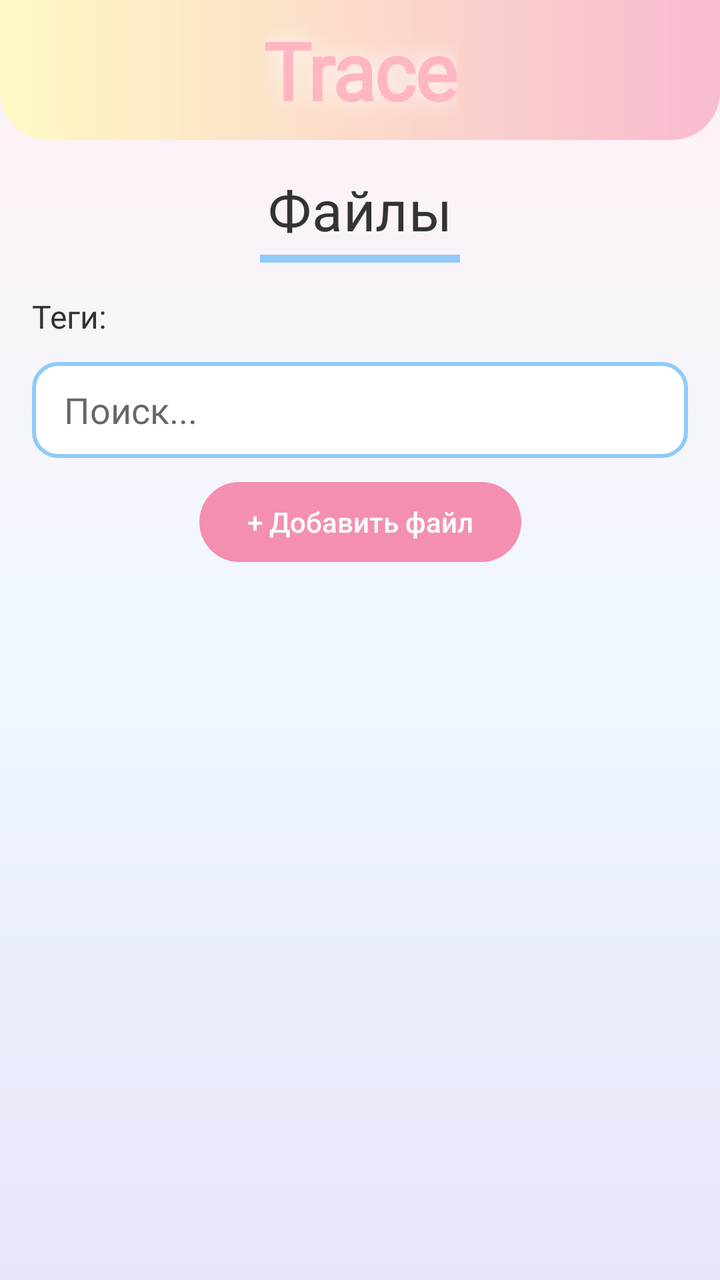
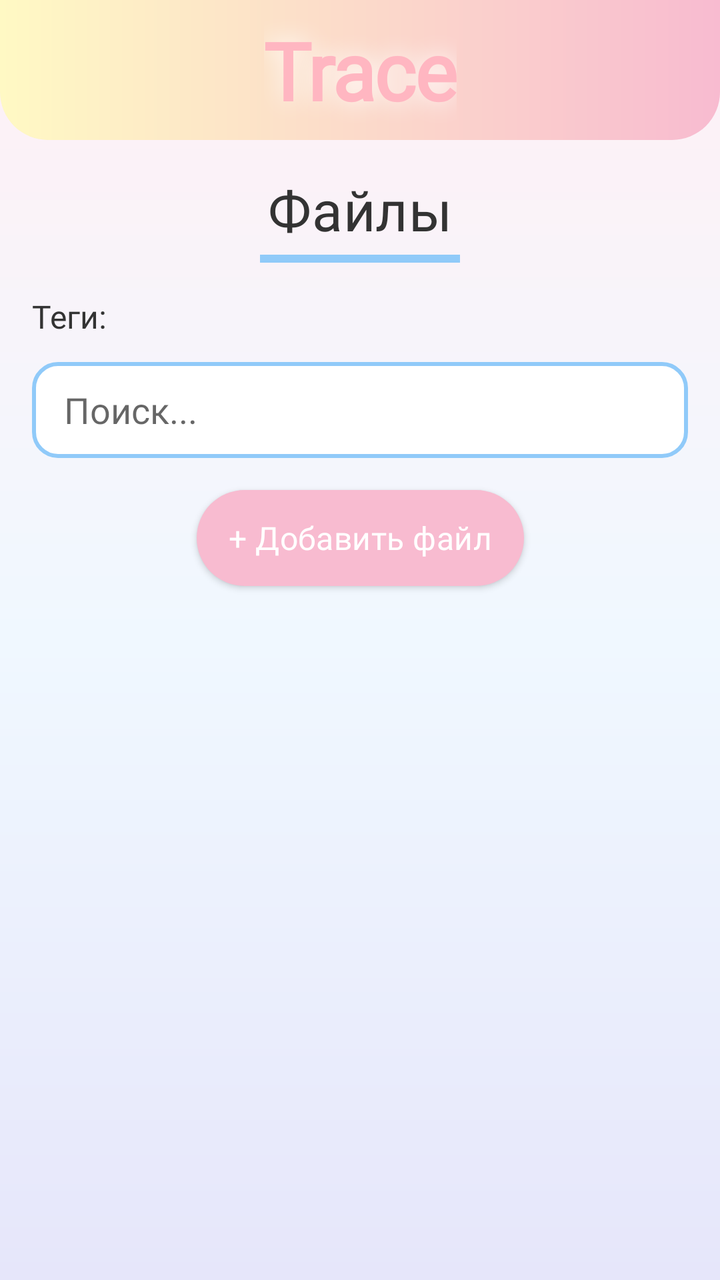

An Android layout rendered at two revisions. The XML below is the earlier revision; the diff shows what the commit changed to produce the second picture.
<!-- AndroidManifest.xml: application theme Theme.Trace -->
<!-- res/layout/fragment_files.xml -->
<?xml version="1.0" encoding="utf-8"?>
<androidx.constraintlayout.widget.ConstraintLayout
    xmlns:android="http://schemas.android.com/apk/res/android"
    xmlns:app="http://schemas.android.com/apk/res-auto"
    xmlns:tools="http://schemas.android.com/tools"
    android:layout_width="match_parent"
    android:layout_height="match_parent"
    android:background="@drawable/bg_main_gradient">

    
    <View
        android:id="@+id/headerBackground"
        android:layout_width="match_parent"
        android:layout_height="70dp"
        android:background="@drawable/bg_top_gradient"
        app:layout_constraintTop_toTopOf="parent" />

    <TextView
        android:id="@+id/tvLogo"
        android:layout_width="wrap_content"
        android:layout_height="wrap_content"
        android:text="Trace"
        android:textSize="40sp"
        android:textStyle="bold"
        android:textAppearance="@style/TextAppearance.Trace.Logo"
        android:shadowColor="#FFFFFF"
        android:shadowRadius="30"
        app:layout_constraintTop_toTopOf="@id/headerBackground"
        app:layout_constraintBottom_toBottomOf="@id/headerBackground"
        app:layout_constraintStart_toStartOf="parent"
        app:layout_constraintEnd_toEndOf="parent" />

    
    <TextView
        android:id="@+id/tvTitle"
        android:layout_width="wrap_content"
        android:layout_height="wrap_content"
        android:layout_marginTop="16dp"
        android:text="Файлы"
        android:textSize="28sp"
        android:textAppearance="@style/TextAppearance.Trace.Title"
        app:layout_constraintTop_toBottomOf="@id/headerBackground"
        app:layout_constraintStart_toStartOf="parent"
        app:layout_constraintEnd_toEndOf="parent" />

    <View
        android:id="@+id/titleDivider"
        android:layout_width="100dp"
        android:layout_height="4dp"
        android:layout_marginTop="4dp"
        android:background="#90CAF9"
        app:layout_constraintTop_toBottomOf="@id/tvTitle"
        app:layout_constraintStart_toStartOf="parent"
        app:layout_constraintEnd_toEndOf="parent" />

    
    <TextView
        android:id="@+id/tvTagsLabel"
        android:layout_width="wrap_content"
        android:layout_height="wrap_content"
        android:layout_marginStart="16dp"
        android:layout_marginTop="16dp"
        android:text="Теги:"
        android:textColor="#333333"
        android:textSize="16sp"
        android:fontFamily="@font/comfortaa_semibold"
        app:layout_constraintTop_toBottomOf="@id/titleDivider"
        app:layout_constraintStart_toStartOf="parent" />

    <com.google.android.material.chip.ChipGroup
        android:id="@+id/chipGroupFilters"
        android:layout_width="0dp"
        android:layout_height="wrap_content"
        android:layout_marginStart="8dp"
        android:layout_marginEnd="16dp"
        app:chipSpacingHorizontal="4dp"
        app:layout_constraintTop_toTopOf="@id/tvTagsLabel"
        app:layout_constraintBottom_toBottomOf="@id/tvTagsLabel"
        app:layout_constraintStart_toEndOf="@id/tvTagsLabel"
        app:layout_constraintEnd_toEndOf="parent" />

    
    <androidx.appcompat.widget.AppCompatEditText
        android:id="@+id/etSearch"
        android:layout_width="match_parent"
        android:layout_height="48dp"
        android:layout_marginHorizontal="16dp"
        android:layout_marginTop="12dp"
        android:background="@drawable/bg_input_field"
        android:fontFamily="@font/comfortaa_semibold"
        android:hint="Поиск..."
        android:paddingHorizontal="16dp"
        android:singleLine="true"
        app:layout_constraintTop_toBottomOf="@id/tvTagsLabel" />

    
    <androidx.appcompat.widget.AppCompatButton
        android:id="@+id/btnAddFile"
        android:layout_width="wrap_content"
        android:layout_height="40dp"
        android:layout_marginTop="12dp"
        android:background="@drawable/bg_button_pink"
        android:minHeight="0dp"
        android:minWidth="0dp"
        android:paddingHorizontal="24dp"
        android:stateListAnimator="@null"
        android:text="+ Добавить файл"
        android:textAllCaps="false"
        android:textColor="#FFFFFF"
        android:textSize="14sp"
        app:layout_constraintTop_toBottomOf="@id/etSearch"
        app:layout_constraintStart_toStartOf="parent"
        app:layout_constraintEnd_toEndOf="parent" />

    
    <androidx.recyclerview.widget.RecyclerView
        android:id="@+id/rvFiles"
        android:layout_width="match_parent"
        android:layout_height="0dp"
        android:layout_marginTop="16dp"
        android:paddingHorizontal="12dp"
        android:clipToPadding="false"
        app:layoutManager="androidx.recyclerview.widget.GridLayoutManager"
        app:spanCount="2"
        app:layout_constraintTop_toBottomOf="@id/btnAddFile"
        app:layout_constraintBottom_toBottomOf="parent"
        tools:listitem="@layout/item_file_card" />

</androidx.constraintlayout.widget.ConstraintLayout>
<!-- res/layout/item_file_card.xml (included above) -->
<?xml version="1.0" encoding="utf-8"?>
<androidx.cardview.widget.CardView
    xmlns:android="http://schemas.android.com/apk/res/android"
    xmlns:app="http://schemas.android.com/apk/res-auto"
    android:layout_width="90dp"
    android:layout_height="110dp"
    android:layout_margin="6dp"
    app:cardBackgroundColor="#FFFFFF"
    app:cardCornerRadius="8dp"
    app:cardElevation="2dp"
    app:strokeColor="#F48FB1"
    app:strokeWidth="2dp">

    <androidx.constraintlayout.widget.ConstraintLayout
    android:layout_width="match_parent"
    android:layout_height="match_parent"
    android:padding="8dp">


<View
    android:id="@+id/ivFilePreview"
    android:layout_width="50dp"
    android:layout_height="50dp"
    android:background="#E0E0E0"
    app:layout_constraintTop_toTopOf="parent"
    app:layout_constraintStart_toStartOf="parent"
    app:layout_constraintEnd_toEndOf="parent" />


<TextView
    android:id="@+id/tvFileName"
    android:layout_width="wrap_content"
    android:layout_height="wrap_content"
    android:layout_marginTop="6dp"
    android:text="кот"
    android:textAppearance="@style/TextAppearance.Trace.Body"
    android:textSize="12sp"
    android:textStyle="bold"
    android:textColor="#333333"
    app:layout_constraintTop_toBottomOf="@id/ivFilePreview"
    app:layout_constraintStart_toStartOf="parent"
    app:layout_constraintEnd_toEndOf="parent" />


<TextView
    android:id="@+id/tvMore"
    android:layout_width="wrap_content"
    android:layout_height="wrap_content"
    android:layout_marginTop="2dp"
    android:text="подробнее..."
    android:textSize="10sp"
    android:textColor="#9E9E9E"
    android:fontFamily="@font/comfortaa_semibold"
    app:layout_constraintTop_toBottomOf="@id/tvFileName"
    app:layout_constraintStart_toStartOf="parent"
    app:layout_constraintEnd_toEndOf="parent" />

</androidx.constraintlayout.widget.ConstraintLayout>
    </androidx.cardview.widget.CardView>
<!-- resources referenced by this layout -->
<resources>
  <!-- drawable bg_button_pink (drawable) -->
  <?xml version="1.0" encoding="utf-8"?>
  <shape xmlns:android="http://schemas.android.com/apk/res/android" android:shape="rectangle">
      <solid android:color="#F48FB1" />
      <corners android:radius="24dp" />
  </shape>
  <!-- drawable bg_input_field (drawable) -->
  <?xml version="1.0" encoding="utf-8"?>
  <shape xmlns:android="http://schemas.android.com/apk/res/android" android:shape="rectangle">
      <solid android:color="#FFFFFF" />
      <stroke android:width="2dp" android:color="#90CAF9" />
      <corners android:radius="12dp" />
  </shape>
  <!-- drawable bg_main_gradient (drawable) -->
  <?xml version="1.0" encoding="utf-8"?>
  <shape xmlns:android="http://schemas.android.com/apk/res/android">
      <gradient
          android:angle="270"
          android:startColor="#FFF0F5"
          android:centerColor="#F0F8FF"
          android:endColor="#E6E6FA"
          android:type="linear" />
  </shape>
  <!-- drawable bg_top_gradient (drawable) -->
  <?xml version="1.0" encoding="utf-8"?>
  <shape xmlns:android="http://schemas.android.com/apk/res/android">
      <gradient
          android:angle="0"
          android:startColor="#FFF9C4"
          android:endColor="#F8BBD0"
          android:type="linear" />
      <corners android:bottomLeftRadius="24dp" android:bottomRightRadius="24dp" />
  </shape>
  <style name="TextAppearance.Trace.Body" parent="TextAppearance.MaterialComponents.Body1">
          <item name="fontFamily">@font/comfortaa_semibold</item>
          <item name="android:textColor">#333333</item>
      </style>
  <style name="TextAppearance.Trace.Logo" parent="TextAppearance.MaterialComponents.Headline1">
          <item name="fontFamily">@font/nunito_black</item>
          <item name="android:textColor">#FFB6C1</item> 
      </style>
  <style name="TextAppearance.Trace.Title" parent="TextAppearance.MaterialComponents.Headline4">
          <item name="fontFamily">@font/comfortaa_bold</item>
          <item name="android:textColor">#333333</item>
      </style>
  <style name="Theme.Trace" parent="Theme.MaterialComponents.DayNight.NoActionBar">
          
          <item name="colorPrimary">#F8BBD0</item> 
          <item name="colorSecondary">#AECBFA</item> 
          <item name="android:windowBackground">@drawable/bg_main_gradient</item>
      </style>
</resources>

<!-- the commit's change to res/layout/fragment_files.xml (unified diff, before → after) -->
@@ -94,20 +94,16 @@
         app:layout_constraintTop_toBottomOf="@id/tvTagsLabel" />
 
     
-    <androidx.appcompat.widget.AppCompatButton
+    <Button
         android:id="@+id/btnAddFile"
         android:layout_width="wrap_content"
-        android:layout_height="40dp"
-        android:layout_marginTop="12dp"
+        android:layout_height="48dp"
+        android:layout_marginTop="16dp"
         android:background="@drawable/bg_button_pink"
-        android:minHeight="0dp"
-        android:minWidth="0dp"
-        android:paddingHorizontal="24dp"
-        android:stateListAnimator="@null"
         android:text="+ Добавить файл"
         android:textAllCaps="false"
         android:textColor="#FFFFFF"
-        android:textSize="14sp"
+        android:textAppearance="@style/TextAppearance.Trace.Subtitle"
         app:layout_constraintTop_toBottomOf="@id/etSearch"
         app:layout_constraintStart_toStartOf="parent"
         app:layout_constraintEnd_toEndOf="parent" />
@@ -147,14 +143,15 @@
     android:padding="8dp">
 
 
-<View
-    android:id="@+id/ivFilePreview"
-    android:layout_width="50dp"
-    android:layout_height="50dp"
-    android:background="#E0E0E0"
-    app:layout_constraintTop_toTopOf="parent"
-    app:layout_constraintStart_toStartOf="parent"
-    app:layout_constraintEnd_toEndOf="parent" />
+        <ImageView
+            android:id="@+id/ivFilePreview"
+            android:layout_width="match_parent"
+            android:layout_height="50dp"
+            android:background="#E0E0E0"
+            android:scaleType="centerCrop"
+            app:layout_constraintTop_toTopOf="parent"
+            app:layout_constraintStart_toStartOf="parent"
+            app:layout_constraintEnd_toEndOf="parent" />
 
 
 <TextView
<!-- resource entries referenced after the edit -->
@@ -41,6 +41,10 @@
           <item name="fontFamily">@font/nunito_black</item>
           <item name="android:textColor">#FFB6C1</item> 
       </style>
+  <style name="TextAppearance.Trace.Subtitle" parent="TextAppearance.MaterialComponents.Subtitle1">
+          <item name="fontFamily">@font/nunito_bold</item>
+          <item name="android:textColor">#666666</item>
+      </style>
   <style name="TextAppearance.Trace.Title" parent="TextAppearance.MaterialComponents.Headline4">
           <item name="fontFamily">@font/comfortaa_bold</item>
           <item name="android:textColor">#333333</item>
